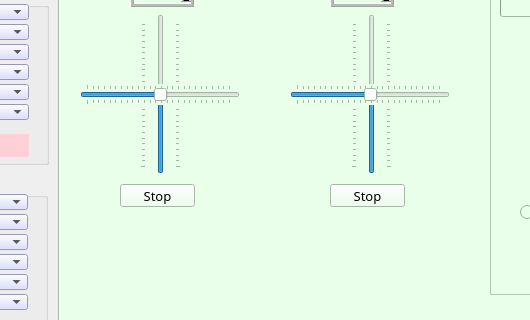
This is V0.5/robot_client/mainwindow.ui in f4deb/QT_Application as Qt 5 draws it before an edit; both pictures show x 132 to 662 and y 169 to 489 of the 1400 by 725 pixel window. The edited form follows.
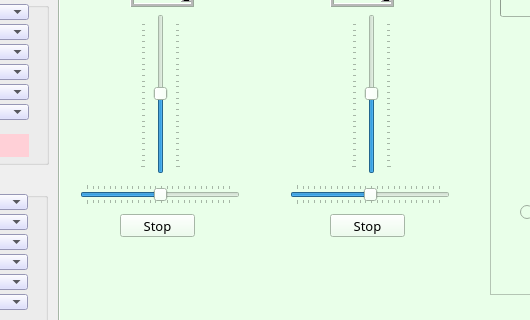
This is the edited form. The open tabs and pages were chosen to show the change.

Diff of the .ui file:
```diff
--- a/V0.5/robot_client/mainwindow.ui
+++ b/V0.5/robot_client/mainwindow.ui
@@ -1454,7 +1454,7 @@
       <property name="geometry">
        <rect>
         <x>60</x>
-        <y>260</y>
+        <y>290</y>
         <width>75</width>
         <height>23</height>
        </rect>
@@ -1473,7 +1473,7 @@
       <property name="geometry">
        <rect>
         <x>270</x>
-        <y>260</y>
+        <y>290</y>
         <width>75</width>
         <height>23</height>
        </rect>
@@ -1738,7 +1738,7 @@
       <property name="geometry">
        <rect>
         <x>20</x>
-        <y>160</y>
+        <y>260</y>
         <width>160</width>
         <height>21</height>
        </rect>
@@ -1766,7 +1766,7 @@
       <property name="geometry">
        <rect>
         <x>230</x>
-        <y>160</y>
+        <y>260</y>
         <width>160</width>
         <height>21</height>
        </rect>
```
Left out of the diff: 2 changed lines with no effect on the pictures.
